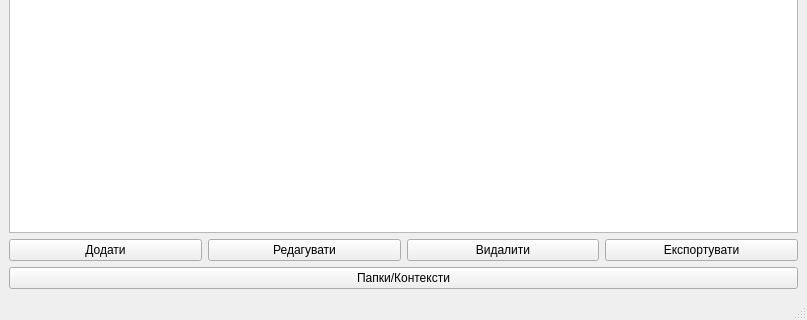
IvanAntonchuk/Lab.OOP2, file OOP2Lab/mainwindow.ui: the form before one commit; both pictures show x 0 to 807 and y 208 to 528 of the 807 by 528 pixel window.
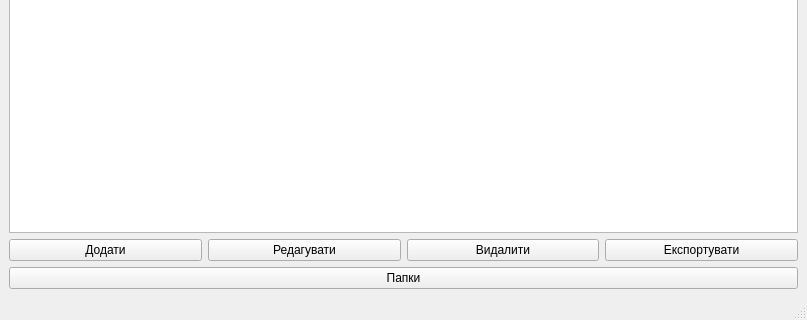
The form after the commit.

Diff of the .ui file:
```diff
--- a/OOP2Lab/mainwindow.ui
+++ b/OOP2Lab/mainwindow.ui
@@ -67,7 +67,7 @@
     <item>
      <widget class="QPushButton" name="manageContextsButton">
       <property name="text">
-       <string>Папки/Контексти</string>
+       <string>Папки</string>
       </property>
      </widget>
     </item>
```
Left out of the diff: 2 changed lines with no effect on the pictures.
